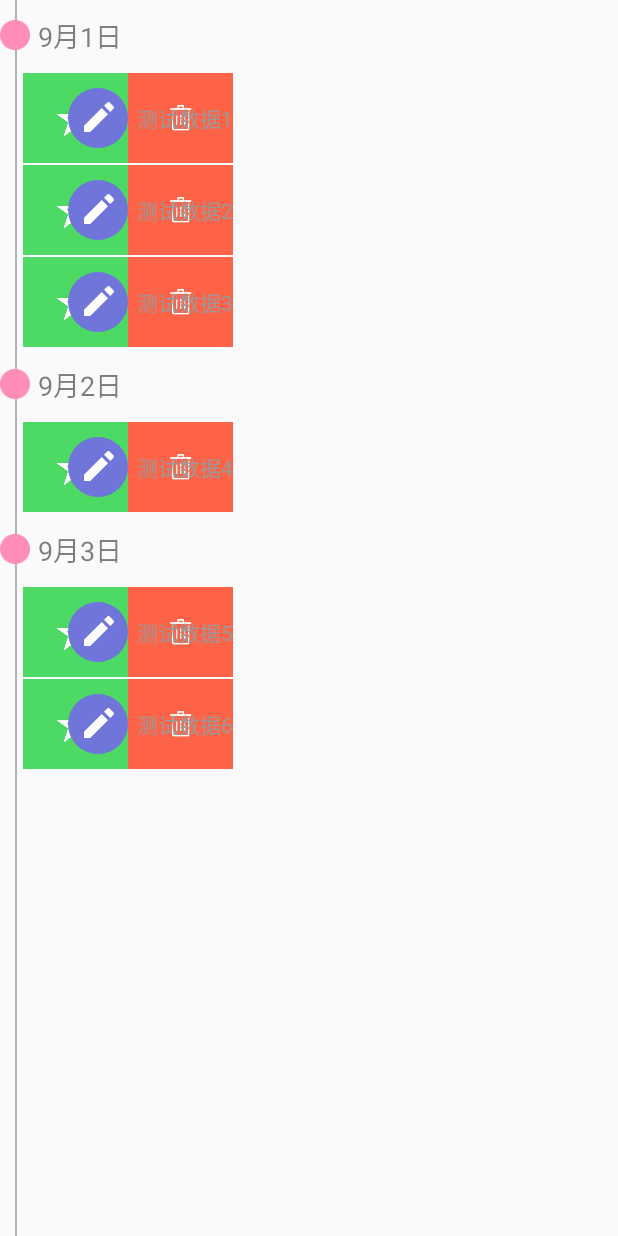
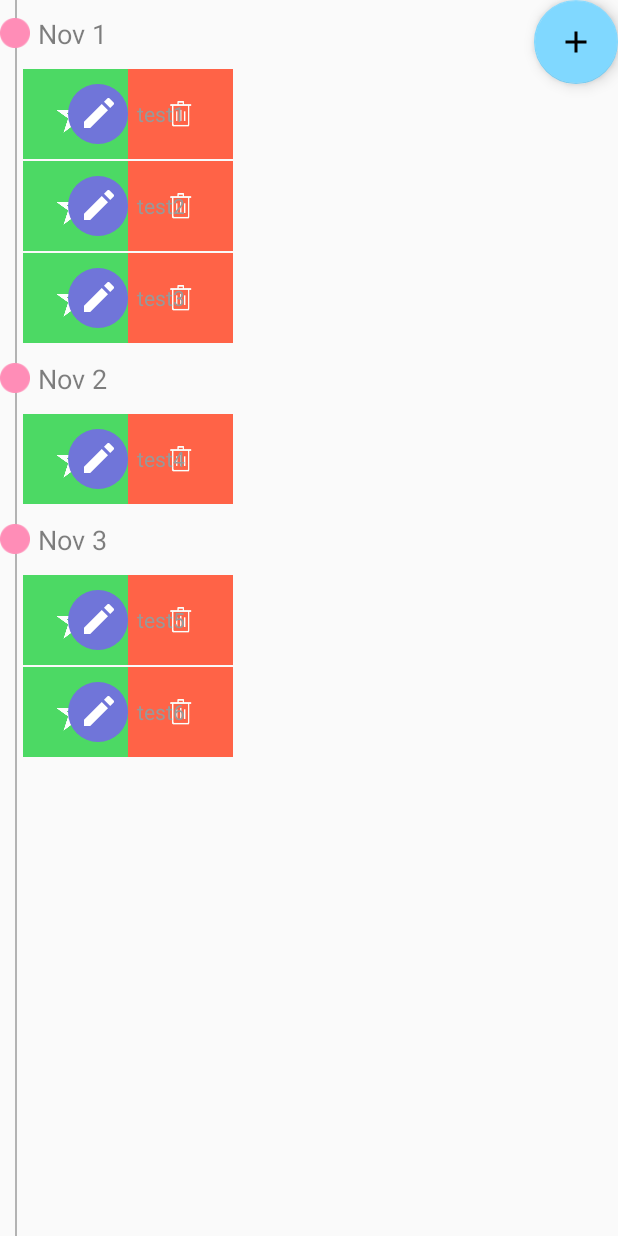
Before and after one commit to wuyouk/HER, an Android app: the fragment MainSlidingTimelineTabFragment shown on its own in the app's theme, on a phone screen of 412 x 824 dp. Run offline under Robolectric (Android 15) with nearby library versions, the phone set to English and light mode, and no system bars; libraries missing offline, so code that uses them is left out: com.daimajia.swipe; plain views replace SwipeLayout; network calls fail; 4 statements that could not run were skipped.

Commit message:
add a useless floating action button

```diff
--- a/app/build.gradle
+++ b/app/build.gradle
@@ -23,5 +23,6 @@ dependencies {
     compile fileTree(include: ['*.jar'], dir: 'libs')
     compile 'com.daimajia.swipelayout:library:1.2.0@aar'
     compile 'com.android.support:appcompat-v7:23.1.0'
+    compile 'com.android.support:design:23.1.1'
     compile project(':volleylibrary')
 }
--- a/app/src/main/java/com/example/davidyu/her/Fragments/MainSlidingTimelineTabFragment.java
+++ b/app/src/main/java/com/example/davidyu/her/Fragments/MainSlidingTimelineTabFragment.java
@@ -18,6 +18,7 @@ import java.util.List;
 
 /**
  * Created by David Yu on 6/5/2015.
+ * Modified by Cao Chao on 16/11/2015
  */
 public class MainSlidingTimelineTabFragment extends Fragment {
 
@@ -29,8 +30,6 @@ public class MainSlidingTimelineTabFragment extends Fragment {
     private ExpandableListView expandableListView;
     private List<GroupEntity> lists;
     private TimeLineAdapter adapter;
-
-
 
 
     public static MainSlidingTimelineTabFragment getInstance(int position){
@@ -68,11 +67,11 @@ public class MainSlidingTimelineTabFragment extends Fragment {
     private List<GroupEntity> initList() {
 
         List<GroupEntity> groupList;
-        //测试数据
-        String[] groupArray = new String[] { "9月1日","9月2日", "9月3日"};
+        //test
+        String[] groupArray = new String[] { "Nov 1","Nov 2", "Nov 3"};
         String[][] childTimeArray = new String[][] {
-                { "测试数据1",  "测试数据2", "测试数据3" },
-                {  "测试数据4"}, { "测试数据5", "测试数据6" } };
+                { "test1",  "test2", "test3" },
+                {  "test4"}, { "test5", "test6" } };
         groupList = new ArrayList<GroupEntity>();
         for (int i = 0; i < groupArray.length; i++){
             GroupEntity groupEntity = new GroupEntity(groupArray[i]);
--- a/app/src/main/res/layout/timeline_main.xml
+++ b/app/src/main/res/layout/timeline_main.xml
@@ -21,4 +21,13 @@
         android:layout_alignParentLeft="true"
         android:layout_alignParentStart="true" />
 
+    <android.support.design.widget.FloatingActionButton
+        android:id="@+id/fab"
+        android:layout_width="wrap_content"
+        android:layout_height="wrap_content"
+        android:src="@drawable/ic_add"
+        android:layout_gravity="bottom|end"
+        android:layout_alignParentTop="true"
+        android:layout_alignParentEnd="true" />
+
 </RelativeLayout>
--- a/app/src/main/res/values/dimens.xml
+++ b/app/src/main/res/values/dimens.xml
@@ -6,4 +6,9 @@
     <dimen name="activity_vertical_margin">0dp</dimen>
     <dimen name="navigation_drawer_width">240dp</dimen>
     <dimen name="nav_drawer_width">280dp</dimen>
+    <dimen name="fab_elevation">8dp</dimen>
+    <dimen name="fab_press_translation_z">9dp</dimen>
+    <dimen name="fab_size">56dp</dimen>
+    <dimen name="fab_size_small">40dp</dimen>
+    <dimen name="fab_icon_size">24dp</dimen>
 </resources>
```
Also changed, not shown: app/src/main/res/drawable/ic_add.png (added), app/src/main/res/drawable/ic_tick.png (added).
